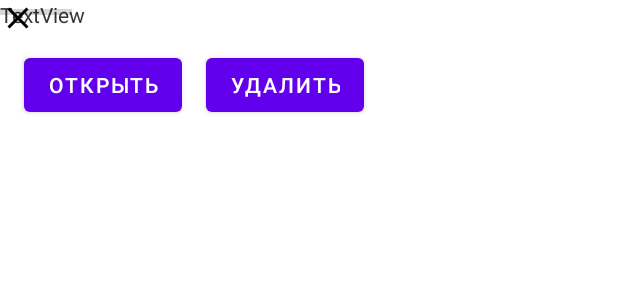
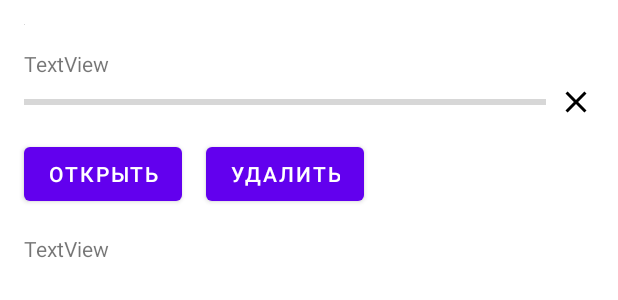
Before and after one commit to desttruptor/Store-App, an Android app: the layout fragment_app_details.xml on its own in the app's theme, with its tools: preview values and no code run, on a phone screen of 412 x 824 dp. Shown: the top 300 px of the screen. Run offline under Robolectric (Android 15) with nearby library versions, the phone set to English and light mode, and no system bars.

Commit message:
added app details fragment

```diff
--- a/app/src/main/res/layout/fragment_app_details.xml
+++ b/app/src/main/res/layout/fragment_app_details.xml
@@ -3,7 +3,8 @@
     xmlns:app="http://schemas.android.com/apk/res-auto"
     xmlns:tools="http://schemas.android.com/tools"
     android:layout_width="match_parent"
-    android:layout_height="match_parent">
+    android:layout_height="match_parent"
+    android:animateLayoutChanges="true">
 
     <ImageView
         android:id="@+id/imageView"
@@ -33,50 +34,63 @@
         android:layout_width="wrap_content"
         android:layout_height="wrap_content"
         android:layout_marginTop="16dp"
-        tools:text="Открыть"
         android:text="Button"
         app:layout_constraintStart_toStartOf="@+id/imageView"
-        app:layout_constraintTop_toBottomOf="@+id/imageView" />
+        app:layout_constraintTop_toBottomOf="@+id/progressBar"
+        tools:text="Открыть" />
 
     <Button
         android:id="@+id/button_negative_action"
         android:layout_width="wrap_content"
         android:layout_height="wrap_content"
         android:layout_marginStart="16dp"
-        tools:text="Удалить"
         android:text="Button"
         app:layout_constraintStart_toEndOf="@+id/button_positive_action"
-        app:layout_constraintTop_toTopOf="@+id/button_positive_action" />
+        app:layout_constraintTop_toTopOf="@+id/button_positive_action"
+        tools:text="Удалить" />
 
     <TextView
         android:id="@+id/textView2"
-        android:layout_width="wrap_content"
+        android:layout_width="0dp"
         android:layout_height="wrap_content"
+        android:layout_marginTop="16dp"
         android:text="TextView"
-        tools:layout_editor_absoluteX="88dp"
-        tools:layout_editor_absoluteY="504dp" />
+        app:layout_constraintEnd_toEndOf="@+id/textView"
+        app:layout_constraintStart_toStartOf="@+id/imageView"
+        app:layout_constraintTop_toBottomOf="@+id/button_positive_action" />
 
     <ProgressBar
         android:id="@+id/progressBar"
         style="?android:attr/progressBarStyleHorizontal"
-        android:layout_width="wrap_content"
+        android:layout_width="0dp"
         android:layout_height="wrap_content"
-        tools:layout_editor_absoluteX="80dp"
-        tools:layout_editor_absoluteY="419dp" />
+        android:layout_marginTop="8dp"
+        android:layout_marginEnd="8dp"
+        app:layout_constraintEnd_toStartOf="@+id/imageView2"
+        app:layout_constraintStart_toStartOf="@+id/textView3"
+        app:layout_constraintTop_toBottomOf="@+id/textView3" />
 
     <ImageView
         android:id="@+id/imageView2"
         android:layout_width="wrap_content"
         android:layout_height="wrap_content"
-        app:srcCompat="@drawable/ic_baseline_close_24"
-        tools:layout_editor_absoluteX="165dp"
-        tools:layout_editor_absoluteY="357dp" />
+        app:layout_constraintBottom_toBottomOf="@+id/progressBar"
+        app:layout_constraintEnd_toEndOf="@+id/textView"
+        app:layout_constraintTop_toTopOf="@+id/progressBar"
+        app:srcCompat="@drawable/ic_baseline_close_24" />
 
     <TextView
         android:id="@+id/textView3"
         android:layout_width="wrap_content"
         android:layout_height="wrap_content"
+        android:layout_marginTop="16dp"
         android:text="TextView"
-        tools:layout_editor_absoluteX="64dp"
-        tools:layout_editor_absoluteY="304dp" />
+        app:layout_constraintStart_toStartOf="@+id/imageView"
+        app:layout_constraintTop_toBottomOf="@+id/imageView" />
+
+    <androidx.constraintlayout.widget.Group
+        android:layout_width="wrap_content"
+        android:layout_height="wrap_content"
+        app:constraint_referenced_ids="textView3,imageView2,progressBar"
+        tools:visibility="visible" />
 </androidx.constraintlayout.widget.ConstraintLayout>
```
